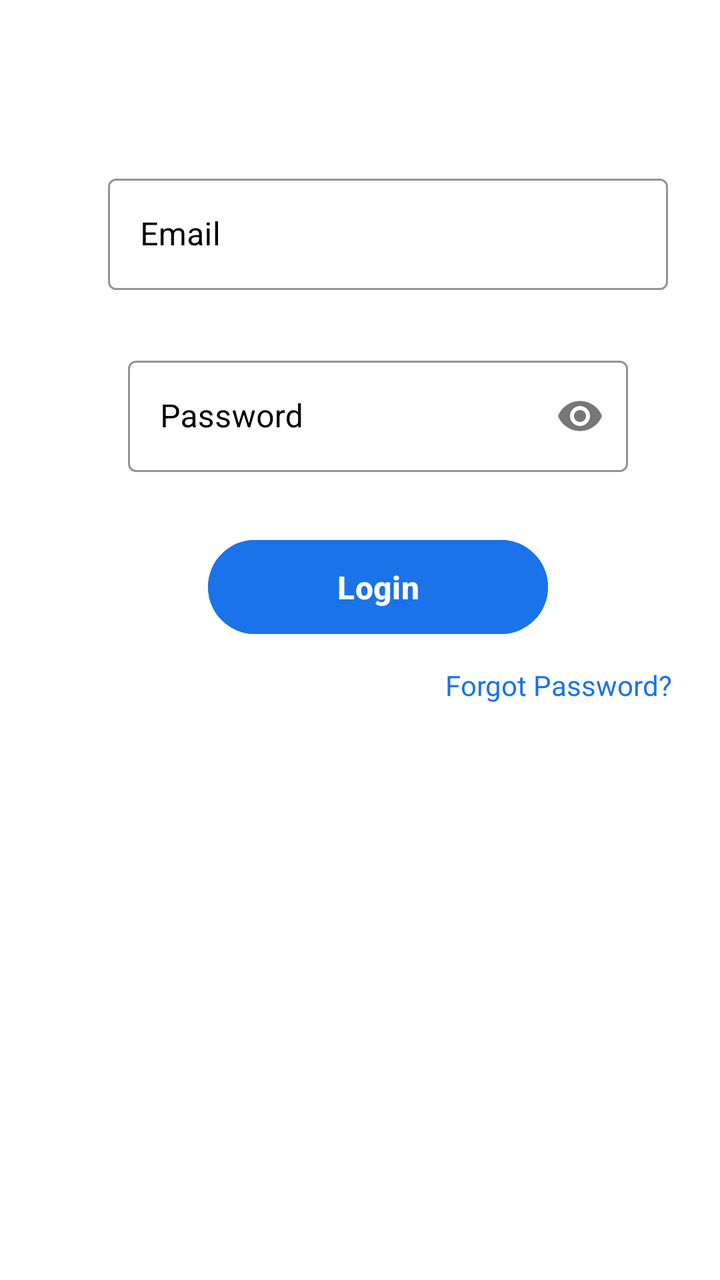
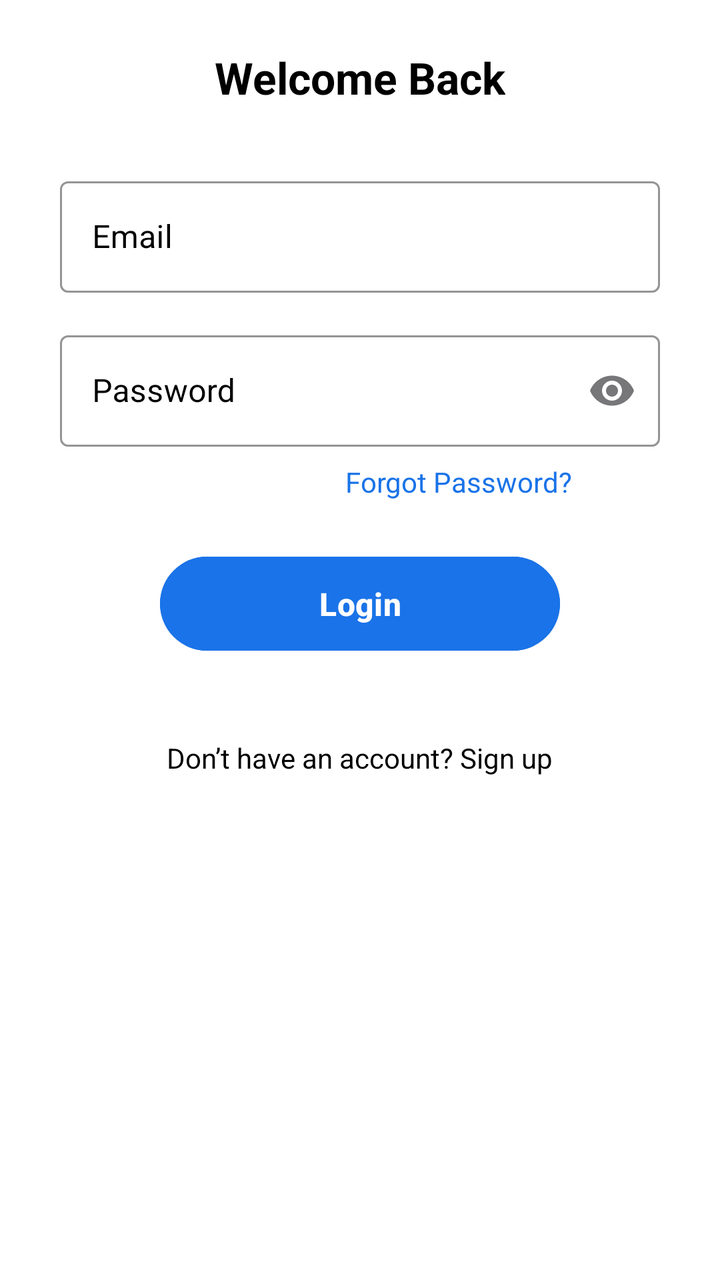

Screens rendered from an Android XML layout before and after an edit, with the pre-edit source and the edit as a unified diff.
<!-- AndroidManifest.xml: application theme Theme.App -->
<!-- res/layout/activity_main.xml -->
<ScrollView xmlns:android="http://schemas.android.com/apk/res/android"
    xmlns:app="http://schemas.android.com/apk/res-auto"
    android:layout_width="match_parent"
    android:layout_height="match_parent"
    android:background="#FFFFFF">

        <LinearLayout
            android:id="@+id/main"
            android:layout_width="match_parent"
            android:layout_height="wrap_content"
            android:orientation="vertical"
            android:padding="24dp">

                
                <com.google.android.material.textfield.TextInputLayout
                    android:layout_marginTop="60dp"
                    android:layout_width="match_parent"
                    android:layout_height="wrap_content"
                    android:hint="Email"
                    style="@style/Widget.MaterialComponents.TextInputLayout.OutlinedBox"
                    app:boxStrokeColor="#000000"
                    android:textColorHint="#000000">

                        <com.google.android.material.textfield.TextInputEditText
                            android:id="@+id/logEmail"
                            android:layout_width="280dp"
                            android:layout_marginStart="30dp"
                            android:layout_height="wrap_content"
                            android:textColor="#000000"
                            android:inputType="textEmailAddress"/>
                </com.google.android.material.textfield.TextInputLayout>

                
                <com.google.android.material.textfield.TextInputLayout
                    android:layout_width="250dp"
                    android:layout_height="wrap_content"
                    android:hint="Password"
                    android:layout_marginStart="40dp"
                    android:layout_marginTop="30dp"
                    app:endIconMode="password_toggle"
                    style="@style/Widget.MaterialComponents.TextInputLayout.OutlinedBox"
                    app:boxStrokeColor="#000000"
                    android:textColorHint="#000000">

                        <com.google.android.material.textfield.TextInputEditText
                            android:id="@+id/logPass"
                            android:layout_width="match_parent"
                            android:layout_height="wrap_content"
                            android:textColor="#000000"
                            android:inputType="textPassword"/>
                </com.google.android.material.textfield.TextInputLayout>

                
                <Button
                    android:id="@+id/LoginBtn"
                    android:layout_width="170dp"
                    android:layout_height="55dp"
                    android:text="Login"
                    android:layout_marginStart="80dp"
                    android:textSize="16sp"
                    android:textStyle="bold"
                    android:layout_marginTop="30dp"
                    android:backgroundTint="#1A73E8"
                    android:textColor="#FFFFFF"/>

                
                <TextView
                    android:id="@+id/txtForgotPassword"
                    android:layout_width="wrap_content"
                    android:layout_height="wrap_content"
                    android:text="Forgot Password?"
                    android:textColor="#1A73E8"
                    android:textSize="14sp"
                    android:layout_marginTop="12dp"
                    android:clickable="true"
                    android:focusable="true"
                    android:layout_gravity="end"/>

        </LinearLayout>

</ScrollView>
<!-- resources referenced by this layout -->
<resources>
  <style name="Theme.App" parent="Base.Theme.App" />
  <style name="Base.Theme.App" parent="Theme.Material3.DayNight.NoActionBar">
          <item name="colorPrimary">#1A73E8</item>
  
      </style>
</resources>

<!-- the commit's change to res/layout/activity_main.xml (unified diff, before → after) -->
@@ -2,66 +2,63 @@
     xmlns:app="http://schemas.android.com/apk/res-auto"
     android:layout_width="match_parent"
     android:layout_height="match_parent"
-    android:background="#FFFFFF">
+    android:background="@android:color/white">
 
         <LinearLayout
             android:id="@+id/main"
             android:layout_width="match_parent"
             android:layout_height="wrap_content"
             android:orientation="vertical"
-            android:padding="24dp">
+            android:padding="24dp"
+            android:gravity="center_horizontal">
+
+                
+                <TextView
+                    android:layout_width="wrap_content"
+                    android:layout_height="wrap_content"
+                    android:text="Welcome Back"
+                    android:textSize="22sp"
+                    android:textStyle="bold"
+                    android:textColor="@android:color/black"
+                    android:layout_marginBottom="32dp"/>
 
                 
                 <com.google.android.material.textfield.TextInputLayout
-                    android:layout_marginTop="60dp"
-                    android:layout_width="match_parent"
+                    android:layout_width="300dp"
                     android:layout_height="wrap_content"
                     android:hint="Email"
+                    android:textColorHint="@color/black"
                     style="@style/Widget.MaterialComponents.TextInputLayout.OutlinedBox"
-                    app:boxStrokeColor="#000000"
-                    android:textColorHint="#000000">
+                    app:boxStrokeColor="@android:color/black"
+                    app:hintTextColor="@android:color/black">
 
                         <com.google.android.material.textfield.TextInputEditText
                             android:id="@+id/logEmail"
-                            android:layout_width="280dp"
-                            android:layout_marginStart="30dp"
+                            android:layout_width="match_parent"
                             android:layout_height="wrap_content"
-                            android:textColor="#000000"
+                            android:textColor="@android:color/black"
                             android:inputType="textEmailAddress"/>
                 </com.google.android.material.textfield.TextInputLayout>
 
                 
                 <com.google.android.material.textfield.TextInputLayout
-                    android:layout_width="250dp"
+                    android:layout_width="300dp"
                     android:layout_height="wrap_content"
                     android:hint="Password"
-                    android:layout_marginStart="40dp"
-                    android:layout_marginTop="30dp"
+                    android:layout_marginTop="16dp"
                     app:endIconMode="password_toggle"
+                    android:textColorHint="@color/black"
                     style="@style/Widget.MaterialComponents.TextInputLayout.OutlinedBox"
-                    app:boxStrokeColor="#000000"
-                    android:textColorHint="#000000">
+                    app:boxStrokeColor="@android:color/black"
+                    app:hintTextColor="@android:color/black">
 
                         <com.google.android.material.textfield.TextInputEditText
                             android:id="@+id/logPass"
                             android:layout_width="match_parent"
                             android:layout_height="wrap_content"
-                            android:textColor="#000000"
+                            android:textColor="@android:color/black"
                             android:inputType="textPassword"/>
                 </com.google.android.material.textfield.TextInputLayout>
-
-                
-                <Button
-                    android:id="@+id/LoginBtn"
-                    android:layout_width="170dp"
-                    android:layout_height="55dp"
-                    android:text="Login"
-                    android:layout_marginStart="80dp"
-                    android:textSize="16sp"
-                    android:textStyle="bold"
-                    android:layout_marginTop="30dp"
-                    android:backgroundTint="#1A73E8"
-                    android:textColor="#FFFFFF"/>
 
                 
                 <TextView
@@ -71,10 +68,36 @@
                     android:text="Forgot Password?"
                     android:textColor="#1A73E8"
                     android:textSize="14sp"
-                    android:layout_marginTop="12dp"
-                    android:clickable="true"
-                    android:focusable="true"
+                    android:layout_marginTop="8dp"
+                    android:layout_marginEnd="50dp"
                     android:layout_gravity="end"/>
+
+                
+                <Button
+                    android:id="@+id/LoginBtn"
+                    android:layout_width="200dp"
+                    android:layout_height="55dp"
+                    android:text="Login"
+                    android:textSize="16sp"
+                    android:textStyle="bold"
+                    android:layout_marginTop="24dp"
+                    android:backgroundTint="#1A73E8"
+                    android:textColor="@android:color/white"/>
+
+                
+                <View
+                    android:layout_width="match_parent"
+                    android:layout_height="40dp"/>
+
+                
+                <TextView
+                    android:id="@+id/signup"
+                    android:layout_width="wrap_content"
+                    android:layout_height="wrap_content"
+                    android:text="Don’t have an account? Sign up"
+                    android:textColor="@android:color/black"
+                    android:textSize="14sp"
+                    android:layout_gravity="center"/>
 
         </LinearLayout>
 
<!-- resource entries referenced after the edit -->
@@ -1,9 +1,11 @@
 <!-- resources referenced by this layout -->
 <resources>
+  <color name="black">#FF000000</color>
   <style name="Theme.App" parent="Base.Theme.App" />
   <style name="Base.Theme.App" parent="Theme.Material3.DayNight.NoActionBar">
           <item name="colorPrimary">#1A73E8</item>
   
+  
       </style>
 </resources>
 
